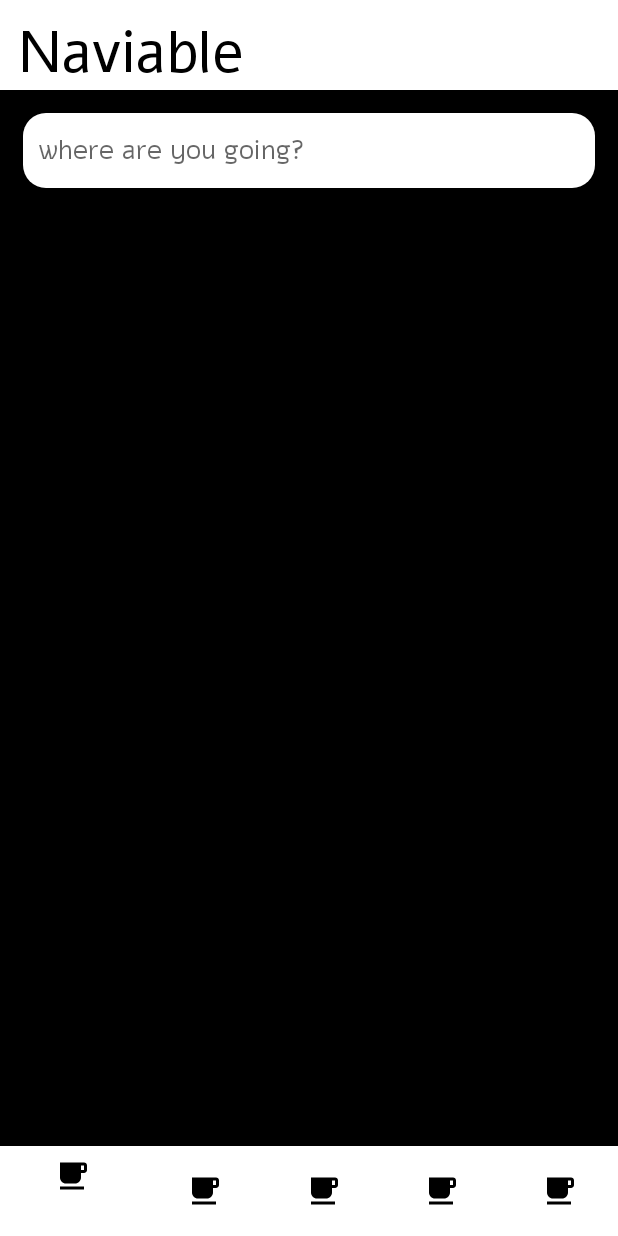
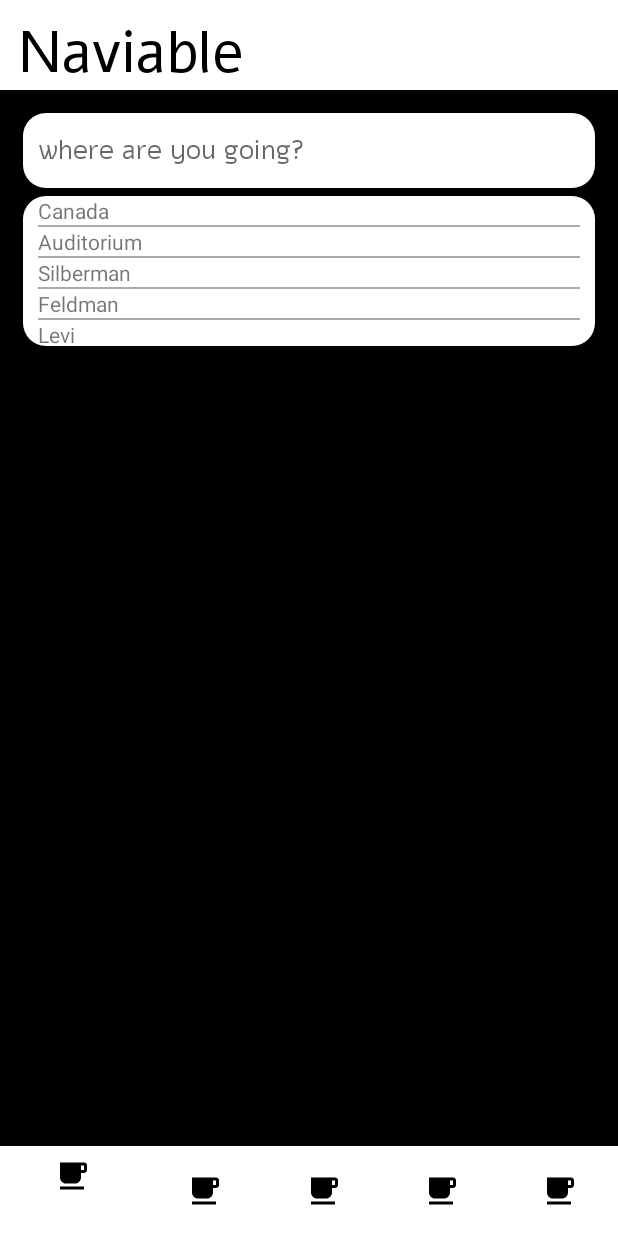
Before and after one commit to TtedyT/Naviable, an Android app: the screen it shows after launch (MainActivity), on a phone screen of 412 x 824 dp. Run offline under Robolectric (Android 15) with nearby library versions, the phone set to English and light mode, and no system bars.

Commit message:
results are shown in rectangular recycler view didnt implement filter yet

```diff
--- a/app/src/main/java/com/example/naviable/MainActivity.java
+++ b/app/src/main/java/com/example/naviable/MainActivity.java
@@ -16,8 +16,14 @@ package com.example.naviable;
 //}
 
 import androidx.appcompat.app.AppCompatActivity;
+import androidx.recyclerview.widget.LinearLayoutManager;
+import androidx.recyclerview.widget.RecyclerView;
 
 import android.os.Bundle;
+import android.widget.Adapter;
+import android.widget.ArrayAdapter;
+import android.widget.EditText;
+import android.widget.ListView;
 
 import com.google.android.gms.maps.CameraUpdateFactory;
 import com.google.android.gms.maps.GoogleMap;
@@ -26,9 +32,13 @@ import com.google.android.gms.maps.SupportMapFragment;
 import com.google.android.gms.maps.model.LatLng;
 import com.google.android.gms.maps.model.MarkerOptions;
 
+import java.util.ArrayList;
+
 public class MainActivity extends AppCompatActivity implements OnMapReadyCallback {
 
     private GoogleMap mMap;
+    private EditText searchBarEditText;
+    RecyclerView recyclerViewSearchSuggestions;
 
     @Override
     protected void onCreate(Bundle savedInstanceState) {
@@ -38,6 +48,21 @@ public class MainActivity extends AppCompatActivity implements OnMapReadyCallbac
         SupportMapFragment mapFragment = (SupportMapFragment) getSupportFragmentManager()
                 .findFragmentById(R.id.map);
         mapFragment.getMapAsync(this);
+
+        searchBarEditText = (EditText) findViewById(R.id.search_bar_edit_text);
+        recyclerViewSearchSuggestions = (RecyclerView) findViewById(R.id.search_suggestions_recycler_view);
+
+        ArrayList<String> temporaryNamesForDebug = new ArrayList<>();
+        temporaryNamesForDebug.add("Canada");
+        temporaryNamesForDebug.add("Auditorium");
+        temporaryNamesForDebug.add("Silberman");
+        temporaryNamesForDebug.add("Feldman");
+        temporaryNamesForDebug.add("Levi");
+        temporaryNamesForDebug.add("Shprintzak");
+
+        MyAdapter myAdapter = new MyAdapter(this, temporaryNamesForDebug);
+        recyclerViewSearchSuggestions.setAdapter(myAdapter);
+        recyclerViewSearchSuggestions.setLayoutManager(new LinearLayoutManager(this));
     }
 
     /**
--- /dev/null
+++ b/app/src/main/java/com/example/naviable/MyAdapter.java
@@ -0,0 +1,53 @@
+package com.example.naviable;
+
+import android.content.Context;
+import android.view.LayoutInflater;
+import android.view.View;
+import android.view.ViewGroup;
+import android.widget.TextView;
+
+import androidx.annotation.NonNull;
+import androidx.recyclerview.widget.RecyclerView;
+
+import java.util.ArrayList;
+
+public class MyAdapter extends RecyclerView.Adapter<MyAdapter.MyViewHolder> {
+
+    private Context context;
+    private ArrayList<String> searchSuggestions;
+
+    public MyAdapter(Context context, ArrayList<String> searchSuggestions){
+        this.context = context;
+        this.searchSuggestions = searchSuggestions;
+    }
+
+    @NonNull
+    @Override
+    public MyViewHolder onCreateViewHolder(@NonNull ViewGroup parent, int viewType) {
+        LayoutInflater inflater = LayoutInflater.from(context);
+        View view = inflater.inflate(R.layout.item_one_result, parent, false);
+
+        return new MyViewHolder(view);
+    }
+
+    @Override
+    public void onBindViewHolder(@NonNull MyViewHolder holder, int position) {
+        holder.searchSuggestionTextView.setText(searchSuggestions.get(position));
+    }
+
+    @Override
+    public int getItemCount() {
+        return searchSuggestions.size();
+    }
+
+    public class MyViewHolder extends RecyclerView.ViewHolder{
+
+        TextView searchSuggestionTextView;
+
+        public MyViewHolder(@NonNull View itemView) {
+            super(itemView);
+            searchSuggestionTextView = itemView.findViewById(R.id.mySearchSuggestionTextView);
+        }
+    }
+
+}
--- a/app/src/main/res/layout/activity_main.xml
+++ b/app/src/main/res/layout/activity_main.xml
@@ -41,7 +41,7 @@
         tools:context=".MapsActivity" />
 
     <EditText
-        android:id="@+id/search_bar"
+        android:id="@+id/search_bar_edit_text"
         android:hint="where are you going?"
         android:layout_width="0dp"
         android:layout_height="50dp"
@@ -57,6 +57,21 @@
         android:fontFamily="@font/alef"
         />
 
+    <androidx.recyclerview.widget.RecyclerView
+        android:id="@+id/search_suggestions_recycler_view"
+        android:layout_width="0dp"
+        android:layout_height="100dp"
+        android:background="@drawable/rounded_rectangle_view"
+        app:layout_constraintTop_toBottomOf="@+id/search_bar_edit_text"
+        app:layout_constraintLeft_toLeftOf="parent"
+        app:layout_constraintRight_toRightOf="parent"
+        android:layout_marginTop="5dp"
+        android:layout_marginStart="15dp"
+        android:layout_marginEnd="15dp"
+        android:paddingStart="10dp"
+        android:paddingEnd="10dp"
+        />
+
     <com.google.android.material.bottomnavigation.BottomNavigationView
         android:id="@+id/bottom_navigation_bar"
         android:background="@color/white"
--- /dev/null
+++ b/app/src/main/res/layout/item_one_result.xml
@@ -0,0 +1,22 @@
+<?xml version="1.0" encoding="utf-8"?>
+<androidx.constraintlayout.widget.ConstraintLayout xmlns:android="http://schemas.android.com/apk/res/android"
+    xmlns:app="http://schemas.android.com/apk/res-auto"
+    android:layout_width="match_parent"
+    android:layout_height="wrap_content">
+
+    <TextView
+        android:id="@+id/mySearchSuggestionTextView"
+        android:layout_width="wrap_content"
+        android:layout_height="wrap_content"
+        app:layout_constraintTop_toTopOf="parent"
+        app:layout_constraintLeft_toLeftOf="parent"
+        />
+
+    <View
+        app:layout_constraintTop_toBottomOf="@+id/mySearchSuggestionTextView"
+        android:layout_width="match_parent"
+        android:layout_height="1dp"
+        android:background="#a5ada7"
+        />
+
+</androidx.constraintlayout.widget.ConstraintLayout>
```
